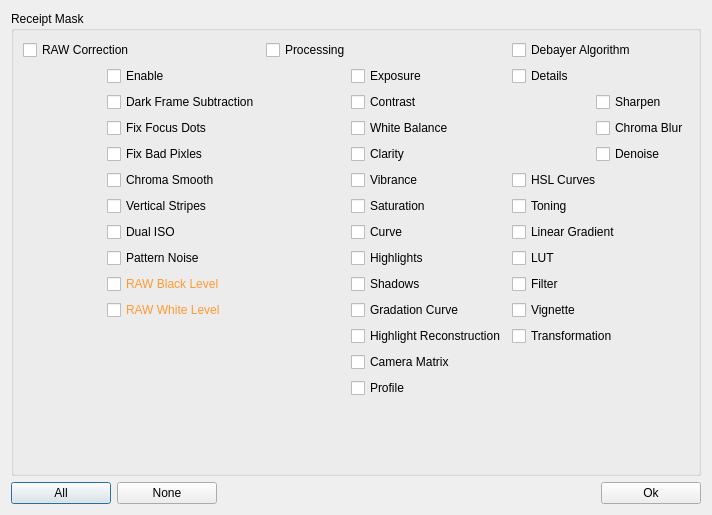
The window that platform/qt/ReceiptCopyMaskDialog.ui (ilia3101/MLV-App) describes before a commit, drawn with Qt 5.
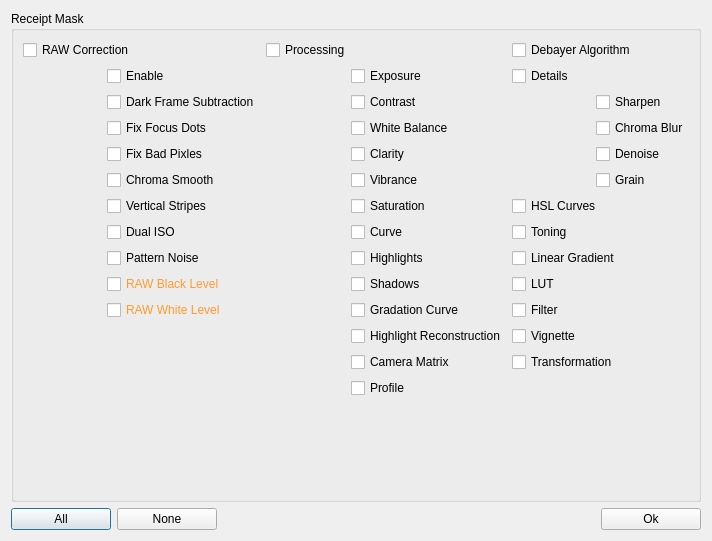
The same window after the commit.

Commit message: Added Grain Slider

What changed in the file:
```diff
--- a/platform/qt/ReceiptCopyMaskDialog.ui
+++ b/platform/qt/ReceiptCopyMaskDialog.ui
@@ -325,6 +325,13 @@
             </property>
            </widget>
           </item>
+          <item>
+           <widget class="QCheckBox" name="checkBoxGrain">
+            <property name="text">
+             <string>Grain</string>
+            </property>
+           </widget>
+          </item>
          </layout>
         </item>
         <item row="11" column="4" colspan="2">
```
The commit also changes 9 other files.
